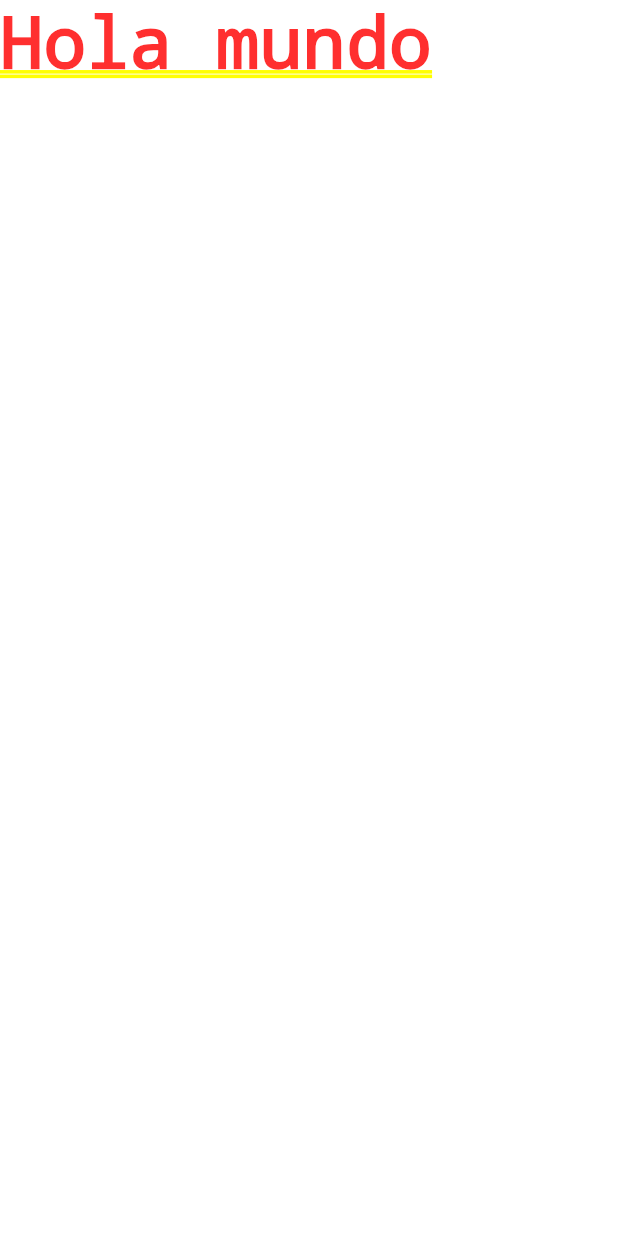
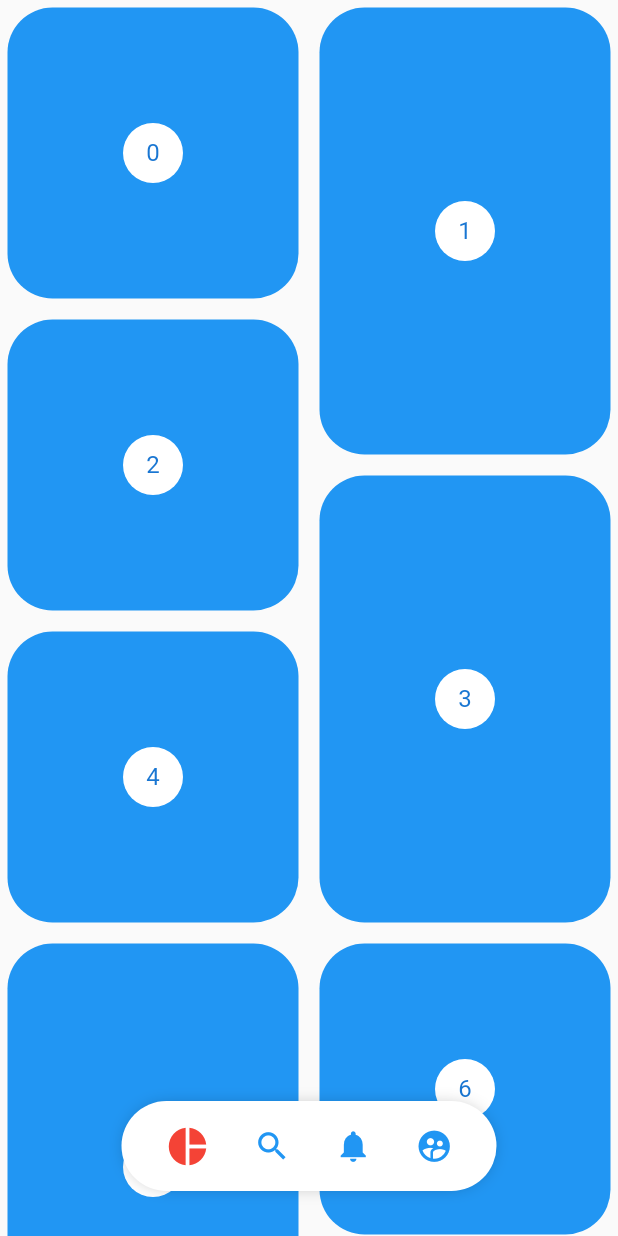
Before and after one commit to zabdielcead/pracFlutterUICuatro, a Flutter app: the screen it shows after launch, on a phone screen of 412 x 824 dp. Run offline on Flutter 3.47's test engine with Material 2 defaults, Android fonts, the phone set to English and light mode, and no system bars.

```diff
--- a/pinterest/lib/main.dart
+++ b/pinterest/lib/main.dart
@@ -9,7 +9,7 @@ class MyApp extends StatelessWidget {
   Widget build(BuildContext context) {
     return MaterialApp(
       debugShowCheckedModeBanner: false,
-      title: 'Circular Progrees',
+      title: 'Diseñps App',
       home: PinterestPage()
 
     );
--- a/pinterest/lib/src/pinterest_page.dart
+++ b/pinterest/lib/src/pinterest_page.dart
@@ -1,11 +1,157 @@
 import 'package:flutter/material.dart';
+import 'package:flutter_staggered_grid_view/flutter_staggered_grid_view.dart';
+import 'package:pinterest/src/widgets/pinterest_menu.dart';
+import 'package:provider/provider.dart';
+
+
 class PinterestPage extends StatelessWidget {
+
 
 
   @override
   Widget build(BuildContext context) {
-    return Container(
-      child: Text('Hola mundo'),
+
+  final widthPantalla = MediaQuery.of(context).size.width;
+
+
+    return ChangeNotifierProvider(
+                  create: (_) => new  _MenuModel(),
+                  child: Scaffold(
+                    // body: PinterestMenu(),
+                    //body: PinterestGrid(),
+                    body: Stack(
+                      children: [
+                        PinterestGrid(),
+                        _PinterestMenuLocation(widthPantalla: widthPantalla)
+                      ],
+                    ),
+            ),
+    );
+  }
+
+
+}
+
+class _PinterestMenuLocation extends StatelessWidget {
+  const _PinterestMenuLocation({
+    Key key,
+    @required this.widthPantalla
+
+
+  }) : super(key: key);
+
+  final double widthPantalla;
+
+
+  @override
+  Widget build(BuildContext context) {
+    final mostrar = Provider.of<_MenuModel>(context).mostrar;
+    return Positioned(
+      bottom: 30,
+      child: Container(
+       // color: Colors.red,
+        width: widthPantalla,
+        child: Align(
+            child: PinterestMenu(
+              mostrar: mostrar,
+              //backgroundColor: Colors.red,
+              activeColor: Colors.red,
+              inactiveColor: Colors.blue,
+              items: [
+                  PinterestButton(icon: Icons.pie_chart, onPressed: (){print('icon_pie_chart');}),
+                  PinterestButton(icon: Icons.search, onPressed: (){print('icon_search');}),
+                  PinterestButton(icon: Icons.notifications, onPressed: (){print('icon_notifications');}),
+                  PinterestButton(icon: Icons.supervised_user_circle, onPressed: (){print('icon_supervised_user_circle');})
+              ],
+            ),
+            //alignment: Alignment.topRight,
+        ),
+      )
     );
   }
 }
+ class PinterestGrid extends StatefulWidget {
+
+  @override
+  _PinterestGridState createState() => _PinterestGridState();
+}
+
+class _PinterestGridState extends State<PinterestGrid> {
+
+    final List items =  List.generate(200, (index) => index);
+    ScrollController controller = new ScrollController();
+    double scrollAnterior = 0;
+
+    @override
+    void initState() {
+      // TODO: implement initState
+      controller.addListener(() {
+        //print('Scrollistener ${controller.offset}');
+        if(controller.offset > scrollAnterior && controller.offset > 150){
+            print('ocultar menu');
+            Provider.of<_MenuModel>(context,listen: false).mostrar = false;
+        }else {
+             print('mostrar menu');
+             Provider.of<_MenuModel>(context,listen: false).mostrar = true;
+        }
+        scrollAnterior = controller.offset;
+
+      });
+      super.initState();
+    }
+
+    @override
+    void dispose() {
+      // TODO: implement dispose
+      controller.dispose();
+      super.dispose();
+    }
+
+        @override
+      Widget build(BuildContext context) {
+        return  new StaggeredGridView.countBuilder(
+              controller: controller,
+              crossAxisCount: 4,
+              itemCount: items.length,
+              itemBuilder: (BuildContext context, int index) => _PinterestItem( index ),
+              staggeredTileBuilder: (int index) =>
+                  new StaggeredTile.count(2, index.isEven ? 2 : 3),
+              mainAxisSpacing: 4.0,
+              crossAxisSpacing: 4.0,
+            );
+      }
+}
+
+class _PinterestItem extends StatelessWidget {
+
+ final int index;
+
+ _PinterestItem(this.index);
+
+  @override
+  Widget build(BuildContext context) {
+    return new Container(
+        margin: EdgeInsets.all(5),
+        decoration: BoxDecoration(
+          color: Colors.blue,
+          borderRadius: BorderRadius.all(Radius.circular(30))
+        ),
+        child: new Center(
+          child: new CircleAvatar(
+            backgroundColor: Colors.white,
+            child: new Text('$index'),
+          ),
+        ));
+  }
+}
+
+
+class _MenuModel with ChangeNotifier {
+  bool _mostrar = true;
+
+  bool get mostrar => this._mostrar;
+  set mostrar(bool valor){
+    this._mostrar = valor;
+    notifyListeners();
+  }
+}
--- /dev/null
+++ b/pinterest/lib/src/widgets/pinterest_menu.dart
@@ -0,0 +1,155 @@
+import 'package:flutter/material.dart';
+import 'package:provider/provider.dart';
+
+
+
+class PinterestButton {
+  final Function onPressed;
+  final IconData icon;
+
+  PinterestButton({
+    @required this.onPressed,
+    @required this.icon}
+    );
+}
+
+class PinterestMenu extends StatelessWidget {
+
+  final bool mostrar;
+  final Color backgroundColor;
+  final Color activeColor; //black
+  final Color inactiveColor; // bluegray
+   final List<PinterestButton> items;
+  PinterestMenu({
+      this.mostrar = true,
+      this.backgroundColor = Colors.white,
+      this.activeColor = Colors.black, //black
+      this.inactiveColor = Colors.blueGrey, // bluegray
+      @required this.items
+  });
+  /*
+  final List<PinterestButton> items =[
+    PinterestButton(icon: Icons.pie_chart, onPressed: (){print('icon_pie_chart');}),
+    PinterestButton(icon: Icons.search, onPressed: (){print('icon_search');}),
+    PinterestButton(icon: Icons.notifications, onPressed: (){print('icon_notifications');}),
+    PinterestButton(icon: Icons.supervised_user_circle, onPressed: (){print('icon_supervised_user_circle');})
+  ];
+  */
+
+  @override
+  Widget build(BuildContext context) {
+    return ChangeNotifierProvider(
+        create: (_) => new _MenuModel(),
+        child : AnimatedOpacity(
+                  duration: Duration(milliseconds: 250),
+                  opacity: (mostrar) ? 1 : 0,
+                  child: Builder(
+                    builder: (BuildContext context){
+                      Provider.of<_MenuModel>(context).backgroundColor  = this.backgroundColor;
+                      Provider.of<_MenuModel>(context).activeColor      = this.activeColor;
+                      Provider.of<_MenuModel>(context).inactiveColor    = this.inactiveColor;
+                      return _PinterestMenuBackground(
+                              child: _MenuItems(menuItems: items)
+                            );
+                    }
+                  )
+        )
+    );
+  }
+}
+
+class _PinterestMenuBackground extends StatelessWidget {
+
+ final Widget child;
+
+ _PinterestMenuBackground({@required this.child});
+
+  @override
+  Widget build(BuildContext context) {
+    Color backgroundColor = Provider.of<_MenuModel>(context).backgroundColor;
+
+    return Container(
+     //child: _MenuItems(menuItems: items),
+     child: child,
+     width: 250,
+     height: 60,
+     decoration: BoxDecoration(
+       color: backgroundColor,
+       borderRadius: BorderRadius.all(Radius.circular(100)),
+       boxShadow: <BoxShadow> [
+         BoxShadow(
+           color: Colors.black38,
+          // offset: Offset(10,10),
+           blurRadius: 10,
+           spreadRadius: -5
+         )
+       ]
+     ),
+    );
+  }
+}
+
+class _MenuItems extends StatelessWidget {
+
+  final List<PinterestButton> menuItems;
+
+  _MenuItems({this.menuItems});
+
+  @override
+  Widget build(BuildContext context) {
+    return Row(
+      mainAxisAlignment: MainAxisAlignment.spaceEvenly,
+      children: List.generate(menuItems.length, (i) => _PinterestMenuButton(i, menuItems[i]))
+    );
+  }
+}
+
+
+class _PinterestMenuButton extends StatelessWidget {
+  final int index;
+  final PinterestButton item;
+
+  _PinterestMenuButton(this.index, this.item);
+
+  @override
+  Widget build(BuildContext context) {
+
+    final itemSeleccionado = Provider.of<_MenuModel>(context).itemSeleccionado;
+    final menuModel = Provider.of<_MenuModel>(context);
+
+    return GestureDetector(
+              onTap: (){
+                  Provider.of<_MenuModel>(context,listen: false).itemSeleccionado = index;
+                  item.onPressed();
+              },
+              behavior: HitTestBehavior.translucent, // luego no funciona el gesturedetector
+              child: Container(
+                  child: Icon(
+                          item.icon,
+                          size:  (itemSeleccionado == index) ? 30:25 ,
+                          //color: Colors.blueGrey,
+                          color: (itemSeleccionado == index) ? menuModel.activeColor:  menuModel.inactiveColor
+                        ),
+              ),
+            );
+  }
+}
+
+
+
+class _MenuModel with ChangeNotifier {
+  int _itemSeleccionado = 0;
+
+  Color backgroundColor = Colors.white;
+  Color activeColor = Colors.black;
+  Color inactiveColor = Colors.blueGrey;
+
+  int get itemSeleccionado => this._itemSeleccionado;
+
+  set itemSeleccionado(int index){
+    this._itemSeleccionado = index;
+    notifyListeners();
+
+  }
+
+}
--- a/pinterest/pubspec.yaml
+++ b/pinterest/pubspec.yaml
@@ -23,6 +23,9 @@ environment:
 dependencies:
   flutter:
     sdk: flutter
+  flutter_staggered_grid_view: ^0.3.2
+  provider: ^4.3.2+2
+  flutter_svg: ^0.17.3+1
 
 
   # The following adds the Cupertino Icons font to your application.
```
Also changed, not shown: pinterest/pubspec.lock.
